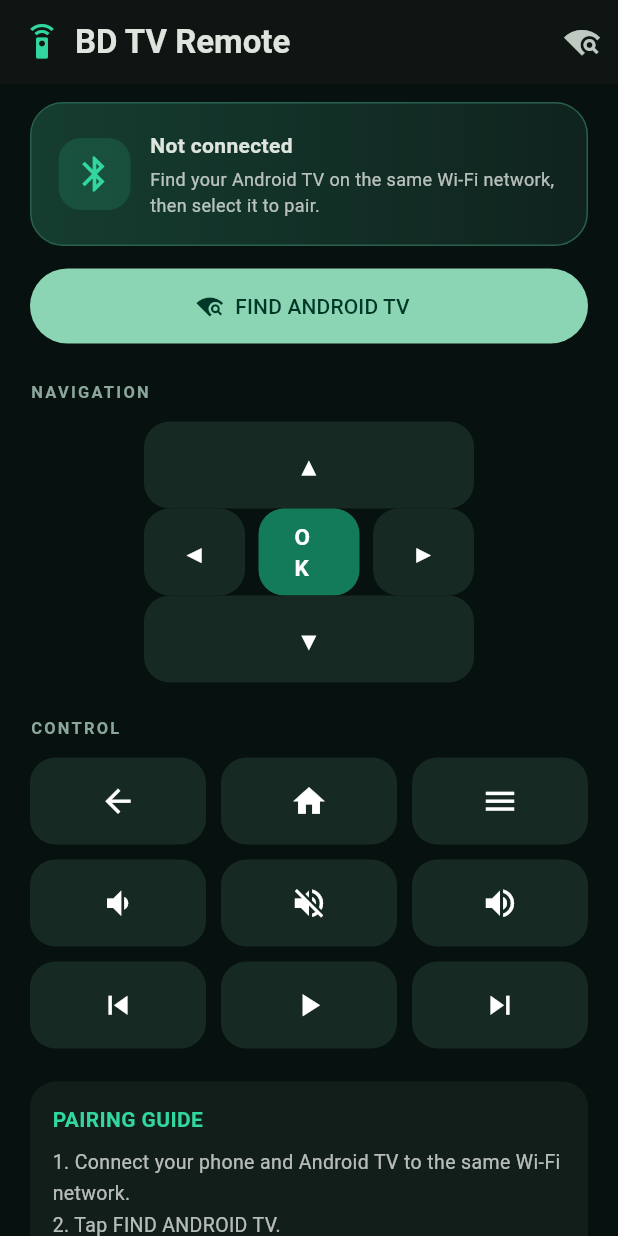
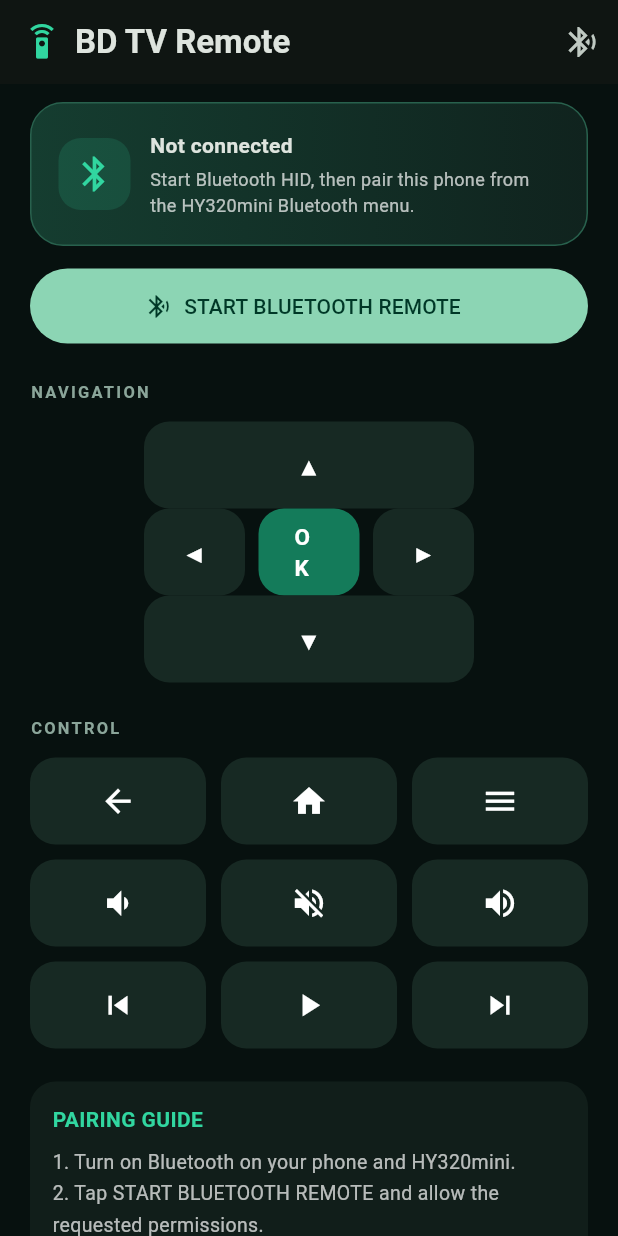
Before and after one commit to bdcricketscorer/Bluetooth-Remote-, a Flutter app: the screen it shows after launch, on a phone screen of 412 x 824 dp. Run offline on Flutter 3.47's test engine with Material 3 defaults, Android fonts, the phone set to English and light mode, and no system bars.

Commit message:
Switch app UI back to Bluetooth HID pairing

```diff
--- a/lib/main.dart
+++ b/lib/main.dart
@@ -1,3 +1,4 @@
+import 'dart:async';
 import 'package:flutter/material.dart';
 import 'package:flutter/services.dart';
 
@@ -30,24 +31,46 @@ class _RemoteHomeState extends State<RemoteHome> {
   String _status = 'Not connected';
   bool _ready = false;
   bool _busy = false;
-  List<Map<String, dynamic>> _tvs = [];
+  Timer? _statusTimer;
+  bool _connected = false;
+
+  @override
+  void initState() {
+    super.initState();
+    _statusTimer = Timer.periodic(const Duration(seconds: 2), (_) => _refreshHidStatus());
+  }
+
+  @override
+  void dispose() {
+    _statusTimer?.cancel();
+    super.dispose();
+  }
+
+  Future<void> _refreshHidStatus() async {
+    try {
+      final status = await _bridge.invokeMapMethod<String, dynamic>('getHidStatus');
+      if (!mounted || status == null) return;
+      final connected = status['connected'] == true;
+      if (connected != _connected) {
+        setState(() {
+          _connected = connected;
+          _ready = status['registered'] == true;
+          _status = connected ? 'Connected to ${status['device']?.toString().isNotEmpty == true ? status['device'] : 'HY320mini'}' : (_ready ? 'Remote ready. Pair this phone from the projector Bluetooth settings.' : 'Not connected');
+        });
+      }
+    } on PlatformException { }
+  }
 
   Future<void> _connect() async {
-    setState(() { _busy = true; _status = 'Searching for Android TVs on this Wi-Fi…'; _tvs = []; });
+    setState(() { _busy = true; _status = 'Starting Bluetooth HID remote…'; });
     try {
-      final result = await _bridge.invokeMethod<List<dynamic>>('discoverTvs');
+      await _bridge.invokeMethod<String>('startHid');
       if (!mounted) return;
-      final devices = (result ?? []).map((e) => Map<String, dynamic>.from(e as Map)).toList();
-      setState(() {
-        _tvs = devices;
-        _status = devices.isEmpty
-            ? 'No Android TV found. Make sure TV and phone use the same Wi-Fi.'
-            : 'Found ${devices.length} Android TV device(s). Select your TV.';
-        _ready = false;
-      });
+      setState(() { _ready = true; _status = 'Remote is ready. Pair BD TV Remote from your projector Bluetooth settings.'; });
+      await _refreshHidStatus();
     } on PlatformException catch (e) {
       if (!mounted) return;
-      setState(() { _status = e.message ?? 'TV discovery failed'; _ready = false; });
+      setState(() { _ready = false; _status = e.message ?? 'Bluetooth HID could not start'; });
     } finally {
       if (mounted) setState(() => _busy = false);
     }
@@ -76,7 +99,7 @@ class _RemoteHomeState extends State<RemoteHome> {
     return Scaffold(
       appBar: AppBar(
         title: const Row(children: [Icon(Icons.settings_remote, color: Color(0xFF31D6A0)), SizedBox(width: 10), Text('BD TV Remote', style: TextStyle(fontWeight: FontWeight.bold))]),
-        actions: [IconButton(onPressed: _connect, tooltip: 'Find Android TV', icon: const Icon(Icons.wifi_find))],
+        actions: [IconButton(onPressed: _connect, tooltip: 'Start Bluetooth Remote', icon: const Icon(Icons.bluetooth_searching))],
       ),
       body: SafeArea(child: ListView(padding: const EdgeInsets.fromLTRB(20, 12, 20, 28), children: [
         Container(
@@ -86,28 +109,13 @@ class _RemoteHomeState extends State<RemoteHome> {
             Container(width: 48, height: 48, decoration: BoxDecoration(color: const Color(0xFF31D6A0).withOpacity(.14), borderRadius: BorderRadius.circular(15)), child: const Icon(Icons.bluetooth, color: Color(0xFF31D6A0), size: 28)),
             const SizedBox(width: 13), Expanded(child: Column(crossAxisAlignment: CrossAxisAlignment.start, children: [
               Text(_status, style: const TextStyle(fontWeight: FontWeight.bold)),
-              const SizedBox(height: 4), const Text('Find your Android TV on the same Wi-Fi network, then select it to pair.', style: TextStyle(color: Colors.white70, fontSize: 12)),
+              const SizedBox(height: 4), const Text('Start Bluetooth HID, then pair this phone from the HY320mini Bluetooth menu.', style: TextStyle(color: Colors.white70, fontSize: 12)),
             ])),
             if (_busy) const SizedBox(width: 20, height: 20, child: CircularProgressIndicator(strokeWidth: 2))
           ]),
         ),
         const SizedBox(height: 15),
-        SizedBox(height: 50, child: FilledButton.icon(onPressed: _busy ? null : _connect, icon: const Icon(Icons.wifi_find), label: const Text('FIND ANDROID TV'))),
-        if (_tvs.isNotEmpty) ...[
-          const SizedBox(height: 16),
-          const Text('ANDROID TV DEVICES', style: TextStyle(color: Color(0xFF8BA69A), letterSpacing: 1.5, fontSize: 11, fontWeight: FontWeight.bold)),
-          const SizedBox(height: 8),
-          ..._tvs.map((tv) => Card(
-            color: const Color(0xFF172923),
-            child: ListTile(
-              leading: const Icon(Icons.tv, color: Color(0xFF31D6A0)),
-              title: Text(tv['name']?.toString() ?? 'Android TV'),
-              subtitle: Text(tv['host']?.toString() ?? ''),
-              trailing: const Icon(Icons.chevron_right),
-              onTap: () => setState(() => _status = 'TV found: ${tv['name']}. Secure pairing is the next connection step.'),
-            ),
-          )),
-        ],
+        SizedBox(height: 50, child: FilledButton.icon(onPressed: _busy ? null : _connect, icon: const Icon(Icons.bluetooth_searching), label: const Text('START BLUETOOTH REMOTE'))),
         const SizedBox(height: 24),
         const Text('NAVIGATION', style: TextStyle(color: Color(0xFF8BA69A), letterSpacing: 1.5, fontSize: 11, fontWeight: FontWeight.bold)),
         const SizedBox(height: 12),
@@ -142,7 +150,7 @@ class _RemoteHomeState extends State<RemoteHome> {
         Container(padding: const EdgeInsets.all(15), decoration: BoxDecoration(color: const Color(0xFF111E1A), borderRadius: BorderRadius.circular(17)), child: const Column(crossAxisAlignment: CrossAxisAlignment.start, children: [
           Text('PAIRING GUIDE', style: TextStyle(fontWeight: FontWeight.bold, color: Color(0xFF31D6A0))),
           SizedBox(height: 8),
-          Text('1. Connect your phone and Android TV to the same Wi-Fi network.\n2. Tap FIND ANDROID TV.\n3. Select your TV from the discovered device list.\n4. Complete the secure pairing code shown by the TV.', style: TextStyle(height: 1.6, color: Colors.white70, fontSize: 13)),
+          Text('1. Turn on Bluetooth on your phone and HY320mini.\n2. Tap START BLUETOOTH REMOTE and allow the requested permissions.\n3. On HY320mini, open Settings → Bluetooth / Remotes & Accessories.\n4. Select BD TV Remote (or your phone name) to pair.\n5. When connected, use the buttons below.', style: TextStyle(height: 1.6, color: Colors.white70, fontSize: 13)),
           SizedBox(height: 8),
           Text('Note: Your phone must support Bluetooth HID Device mode and the TV must accept Bluetooth keyboards. Power and some TV-specific keys may not be supported.', style: TextStyle(color: Colors.white54, fontSize: 11, height: 1.5)),
         ])),
```
